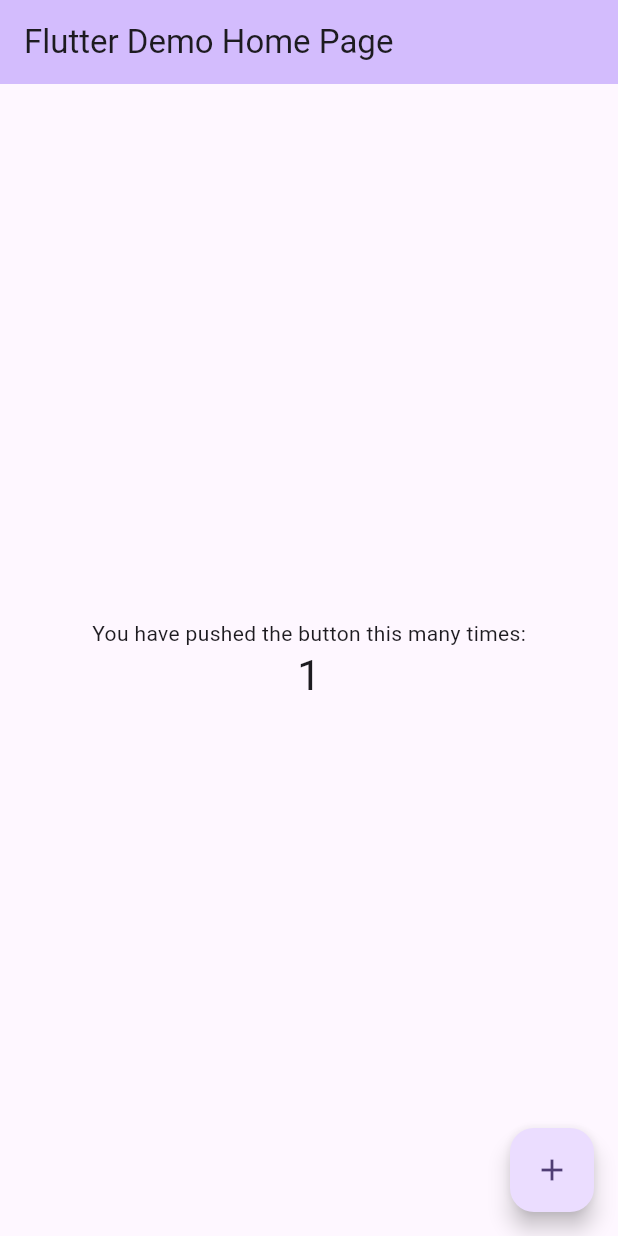
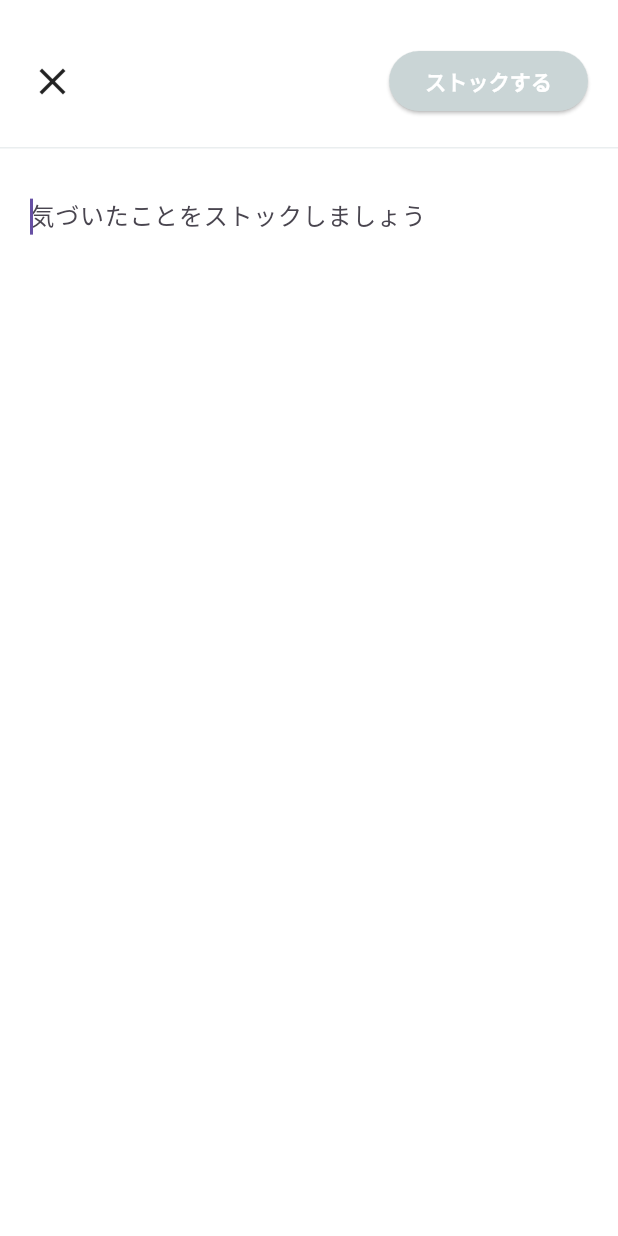
Before and after one commit to IwasaHinata141/stockr-ojt, a Flutter app: the screen it shows after launch, after a tap on the "add" icon, on a phone screen of 412 x 824 dp. Run offline on Flutter 3.47's test engine with Material 3 defaults, Android fonts, the phone set to English and light mode, and no system bars; our stand-ins replace flutter_riverpod, modal_bottom_sheet, riverpod_annotation; generated files the repository leaves out were written again.

Commit message:
feat: step-1 1回目

```diff
--- a/lib/main.dart
+++ b/lib/main.dart
@@ -1,7 +1,11 @@
 import 'package:flutter/material.dart';
+import 'package:flutter_riverpod/flutter_riverpod.dart';
+import 'package:modal_bottom_sheet/modal_bottom_sheet.dart';
+import 'package:stockr_ojt/ui/home_screen/view/home_screen_view.dart';
 
 void main() {
-  runApp(const MyApp());
+  const scope = ProviderScope(child:  MyApp());
+  runApp(scope);
 }
 
 class MyApp extends StatelessWidget {
@@ -11,115 +15,27 @@
   @override
   Widget build(BuildContext context) {
     return MaterialApp(
-      title: 'Flutter Demo',
+      title: 'stockr_OJT',
       theme: ThemeData(
-        // This is the theme of your application.
-        //
-        // TRY THIS: Try running your application with "flutter run". You'll see
-        // the application has a purple toolbar. Then, without quitting the app,
-        // try changing the seedColor in the colorScheme below to Colors.green
-        // and then invoke "hot reload" (save your changes or press the "hot
-        // reload" button in a Flutter-supported IDE, or press "r" if you used
-        // the command line to start the app).
-        //
-        // Notice that the counter didn't reset back to zero; the application
-        // state is not lost during the reload. To reset the state, use hot
-        // restart instead.
-        //
-        // This works for code too, not just values: Most code changes can be
-        // tested with just a hot reload.
-        colorScheme: ColorScheme.fromSeed(seedColor: Colors.deepPurple),
         useMaterial3: true,
       ),
-      home: const MyHomePage(title: 'Flutter Demo Home Page'),
+      home: const MyHomePage(),
     );
   }
 }
 
 class MyHomePage extends StatefulWidget {
-  const MyHomePage({super.key, required this.title});
+  const MyHomePage({super.key});
 
-  // This widget is the home page of your application. It is stateful, meaning
-  // that it has a State object (defined below) that contains fields that affect
-  // how it looks.
-
-  // This class is the configuration for the state. It holds the values (in this
-  // case the title) provided by the parent (in this case the App widget) and
-  // used by the build method of the State. Fields in a Widget subclass are
-  // always marked "final".
-
-  final String title;
 
   @override
   State<MyHomePage> createState() => _MyHomePageState();
 }
 
 class _MyHomePageState extends State<MyHomePage> {
-  int _counter = 0;
-
-  void _incrementCounter() {
-    setState(() {
-      // This call to setState tells the Flutter framework that something has
-      // changed in this State, which causes it to rerun the build method below
-      // so that the display can reflect the updated values. If we changed
-      // _counter without calling setState(), then the build method would not be
-      // called again, and so nothing would appear to happen.
-      _counter++;
-    });
-  }
 
   @override
   Widget build(BuildContext context) {
-    // This method is rerun every time setState is called, for instance as done
-    // by the _incrementCounter method above.
-    //
-    // The Flutter framework has been optimized to make rerunning build methods
-    // fast, so that you can just rebuild anything that needs updating rather
-    // than having to individually change instances of widgets.
-    return Scaffold(
-      appBar: AppBar(
-        // TRY THIS: Try changing the color here to a specific color (to
-        // Colors.amber, perhaps?) and trigger a hot reload to see the AppBar
-        // change color while the other colors stay the same.
-        backgroundColor: Theme.of(context).colorScheme.inversePrimary,
-        // Here we take the value from the MyHomePage object that was created by
-        // the App.build method, and use it to set our appbar title.
-        title: Text(widget.title),
-      ),
-      body: Center(
-        // Center is a layout widget. It takes a single child and positions it
-        // in the middle of the parent.
-        child: Column(
-          // Column is also a layout widget. It takes a list of children and
-          // arranges them vertically. By default, it sizes itself to fit its
-          // children horizontally, and tries to be as tall as its parent.
-          //
-          // Column has various properties to control how it sizes itself and
-          // how it positions its children. Here we use mainAxisAlignment to
-          // center the children vertically; the main axis here is the vertical
-          // axis because Columns are vertical (the cross axis would be
-          // horizontal).
-          //
-          // TRY THIS: Invoke "debug painting" (choose the "Toggle Debug Paint"
-          // action in the IDE, or press "p" in the console), to see the
-          // wireframe for each widget.
-          mainAxisAlignment: MainAxisAlignment.center,
-          children: <Widget>[
-            const Text(
-              'You have pushed the button this many times:',
-            ),
-            Text(
-              '$_counter',
-              style: Theme.of(context).textTheme.headlineMedium,
-            ),
-          ],
-        ),
-      ),
-      floatingActionButton: FloatingActionButton(
-        onPressed: _incrementCounter,
-        tooltip: 'Increment',
-        child: const Icon(Icons.add),
-      ), // This trailing comma makes auto-formatting nicer for build methods.
-    );
+    return HomeScreen();
   }
 }
--- /dev/null
+++ b/lib/ui/home_screen/view/home_screen_view.dart
@@ -0,0 +1,221 @@
+import 'package:flutter/material.dart';
+import 'package:flutter_riverpod/flutter_riverpod.dart';
+import '../../../ui/post_screen/view/post_screen_view.dart';
+import '../../../ui/post_screen/view_model/post_screen_view_model.dart';
+import '../../../ui/dialog/home_screen_dialog.dart';
+
+class HomeScreen extends ConsumerWidget {
+  const HomeScreen({super.key});
+
+  @override
+  Widget build(BuildContext context, WidgetRef ref) {
+    final data = ref.watch(postScreenViewModelProvider);
+    final count = data.length;
+    final postNotifier = ref.read(postScreenViewModelProvider.notifier);
+
+    return Scaffold(
+      body: SingleChildScrollView(
+        child: Center(
+          child: Column(
+            children: [
+              Container(
+                color: Color(0xFFF8FAFA),
+                width: double.infinity,
+                child: Stack(
+                  children: [
+                    Positioned(
+                      child: Image.asset(
+                        'images/header_background.png',
+                        width: double.infinity,
+                        fit: BoxFit.fill,
+                      ),
+                    ),
+                    Column(
+                      children: [
+                        Container(
+                            alignment: Alignment.centerLeft,
+                            padding: EdgeInsets.only(top: 60, left: 20),
+                            child: Text(
+                              'ストック',
+                              style: TextStyle(
+                                  color: Colors.black,
+                                  fontSize: 22,
+                                  fontWeight: FontWeight.bold),
+                            )),
+                        // ストックの有無によって表示を分岐
+                        count != 0
+                            ? StockListWidget(data: data, notifier: postNotifier,count: count)
+                            : FirstTimeWidget(),
+                      ],
+                    ),
+                  ],
+                ),
+              ),
+            ],
+          ),
+        ),
+      ),
+      floatingActionButton: Padding(
+        padding: const EdgeInsets.only(bottom: 20, right: 20),
+        child: FloatingActionButton(
+          onPressed: () {
+            showModalBottomSheet(
+              context: context,
+              isScrollControlled: true,
+              builder: (context) => PostScreen(index: count,content: "",checkOfPriviousList: false,),
+            );
+          },
+          tooltip: 'add stock',
+          backgroundColor: Color(0xFF52C2CD),
+          shape: CircleBorder(),
+          child: const Icon(Icons.add, color: Colors.white, size: 30),
+        ),
+      ),
+      floatingActionButtonLocation: FloatingActionButtonLocation.endFloat,
+    );
+  }
+}
+
+class FirstTimeWidget extends StatelessWidget {
+  const FirstTimeWidget({
+    super.key,
+  });
+
+  @override
+  Widget build(BuildContext context) {
+    return Container(
+      decoration: BoxDecoration(
+        color: Colors.white,
+        borderRadius: BorderRadius.circular(10),
+        border: Border.all(color: Color(0xFFEAEEEF)),
+      ),
+      margin: EdgeInsets.only(top: 40, left: 20, right: 20),
+      width: double.infinity,
+      child: Column(
+        children: [
+          Image.asset('images/stocks_empty.png'),
+          Container(
+            child: Text(
+              '気づきをストック',
+              style: TextStyle(fontSize: 20, fontWeight: FontWeight.bold),
+            ),
+          ),
+          SizedBox(
+            height: 10,
+          ),
+          Column(
+            children: [
+              Container(
+                child: Text('日々の仕事・生活で考えたことや、', style: TextStyle(fontSize: 11)),
+              ),
+              Container(
+                child: Text(
+                  '忘れずにおきたいと思った気づきを貯めていきましょう。',
+                  style: TextStyle(fontSize: 11),
+                ),
+              ),
+              SizedBox(
+                height: 20,
+              ),
+            ],
+          ),
+        ],
+      ),
+    );
+  }
+}
+
+class StockListWidget extends StatelessWidget {
+  const StockListWidget({
+    super.key,
+    required this.data,
+    required this.notifier,
+    required this.count,
+  });
+
+  final List<Map> data;
+  final PostScreenViewModel notifier;
+  final int count;
+
+
+  @override
+  Widget build(BuildContext context) {
+    return Container(
+      margin: EdgeInsets.only(top: 40, left: 10, right: 10),
+      width: double.infinity,
+      child: Column(
+        children: [
+          ListView.builder(
+            shrinkWrap: true,
+            physics: NeverScrollableScrollPhysics(),
+            itemCount: count,
+            itemBuilder: (context, index) {
+
+
+              return GestureDetector(
+                onTap: () {
+                  showModalBottomSheet(
+                    context: context,
+                    isScrollControlled: true,
+                    builder: (context) => PostScreen(
+                      index: index,
+                      content: data[index]['content'],
+                      checkOfPriviousList: true,
+                    ),
+                  );
+                },
+                child: Container(
+                  decoration: BoxDecoration(
+                    color: Colors.white,
+                    borderRadius: BorderRadius.circular(10),
+                    border: Border.all(color: Color(0xFFEAEEEF)),
+                  ),
+                  margin: EdgeInsets.only(top: 10),
+                  padding: EdgeInsets.all(20),
+                  width: double.infinity,
+
+                  child: Column(
+                    children: [
+                      Container(
+                        width: double.infinity,
+                        padding: EdgeInsets.only(bottom: 20),
+                        child: Text(
+                          data[index]['content'],
+                          style: TextStyle(fontSize: 14),
+                        ),
+                      ),
+                      Row(
+                        mainAxisAlignment: MainAxisAlignment.spaceBetween,
+                        children: [
+                          Text(
+                            data[index]['timeStamp'],
+                            style: TextStyle(fontSize: 12, color: Color(0xFFA2A2A2)),
+                          ),
+                          GestureDetector(
+                            onTap: () {
+                              returnHomeScreenDialog(context, index, notifier);
+                            },
+                            child: Icon(
+                              Icons.more_horiz_outlined,
+                              size: 20,
+                            ),
+                          ),
+                        ],
+                      ),
+
+
+
+                    ],
+                  ),
+                ),
+              );
+
+
+
+            },
+          ),
+        ],
+      ),
+    );
+  }
+}
--- /dev/null
+++ b/lib/ui/post_screen/view/post_screen_view.dart
@@ -0,0 +1,128 @@
+import 'package:flutter/material.dart';
+import 'package:flutter_riverpod/flutter_riverpod.dart';
+import '../../dialog/post_screen_dialog.dart';
+import '../view_model/post_screen_view_model.dart';
+import '../view_model/checkmodal_viewmodel.dart';
+
+class PostScreen extends ConsumerWidget {
+  PostScreen({
+    super.key,
+    required this.index,
+    required this.content,
+    required this.checkOfPriviousList,
+  });
+
+  final int index;
+  final String content;
+  final bool checkOfPriviousList;
+  final FocusNode _focusNode = FocusNode();
+  late final TextEditingController _controller =
+      TextEditingController(text: content.isEmpty ? '' : content);
+
+  @override
+  Widget build(BuildContext context, WidgetRef ref) {
+    final postNotifier = ref.read(postScreenViewModelProvider.notifier);
+    final textStateNotifier = ref.read(textStateNotifierProvider.notifier);
+    final textState = ref.watch(textStateNotifierProvider);
+    final isModalVisible = ref.watch(checkOfPriviousListProvider);
+    final modalStateNotifier = ref.read(checkOfPriviousListProvider.notifier);
+
+    _controller.addListener(() {
+      textStateNotifier.updateText(_controller.text);
+    });
+
+    WidgetsBinding.instance.addPostFrameCallback((_) {
+    if (!isModalVisible) {
+      _focusNode.requestFocus();
+    }else{
+      _focusNode.unfocus();
+    }
+    });
+
+
+
+    return SafeArea(
+        top: false,
+        child: Container(
+          width: double.infinity,
+          height: double.infinity,
+          color: Colors.white,
+          child: Column(
+            mainAxisSize: MainAxisSize.max,
+            children: <Widget>[
+              Container(
+                padding:
+                    EdgeInsets.only(top: 30, left: 20, right: 20, bottom: 20),
+                decoration: BoxDecoration(
+                  color: Colors.white,
+                  border: Border(
+                    bottom: BorderSide(
+                      color: Color(0xFFEAEEEF),
+                      width: 1,
+                    ),
+                  ),
+                ),
+                width: double.infinity,
+                child: Row(
+                  mainAxisAlignment: MainAxisAlignment.spaceBetween,
+                  children: [
+                    GestureDetector(
+                        onTap: () {
+                          _focusNode.unfocus();
+                          if (_controller.text.isEmpty) {
+                            Navigator.pop(context);
+                          } else {
+                            modalStateNotifier.updateCheck(true);
+                            returnPostScreenDialog(context);
+
+                          }
+                        },
+                        child: Container(
+                            child: Icon(
+                          Icons.close_outlined,
+                          size: 30,
+                        ))),
+                    Container(
+                        child: ElevatedButton(
+                            style: ElevatedButton.styleFrom(
+                              backgroundColor: _controller.text.isEmpty
+                                  ? Color(0xFFCAD5D6)
+                                  : Color(0xFF52C2CD),
+                            ),
+                            onPressed: () {
+                              if (_controller.text.isNotEmpty) {
+                                if (checkOfPriviousList) {
+                                  postNotifier.update(index, _controller.text);
+                                } else {
+                                  postNotifier.post(_controller.text);
+                                }
+                                Navigator.pop(context);
+                              }
+                            },
+                            child: Text("ストックする",
+                                style: TextStyle(
+                                    color: Colors.white,
+                                    fontWeight: FontWeight.bold)))),
+                  ],
+                ),
+              ),
+              Expanded(
+                child: Padding(
+                  padding: const EdgeInsets.all(20.0),
+                  child: TextField(
+                    controller: _controller, // コントローラーを設定
+                    focusNode: _focusNode, // フォーカスノードを設定
+                    decoration: InputDecoration(
+                      border: InputBorder.none, // 枠を見えないようにする
+                      hintText: '気づいたことをストックしましょう',
+                    ),
+                    maxLines: null, // 複数行の入力を許可
+                    keyboardType: TextInputType.multiline,
+                  ),
+                ),
+              ),
+            ],
+          ),
+        ));
+  }
+}
```
Also changed, not shown: lib/ui/dialog/home_screen_dialog.dart (added, +92 -0 lines), lib/ui/dialog/post_screen_dialog.dart (added, +92 -0 lines), lib/ui/post_screen/view_model/checkmodal_viewmodel.dart (added, +13 -0 lines), lib/ui/post_screen/view_model/post_screen_view_model.dart (added, +50 -0 lines), pubspec.yaml (+13 -3 lines), images/normal.png (added), lib/ui/home_screen/view_model/home_screen_viewmodel.dart (added), lib/ui/post_screen/view_model/post_screen_view_model.g.dart (added), pubspec.lock.
